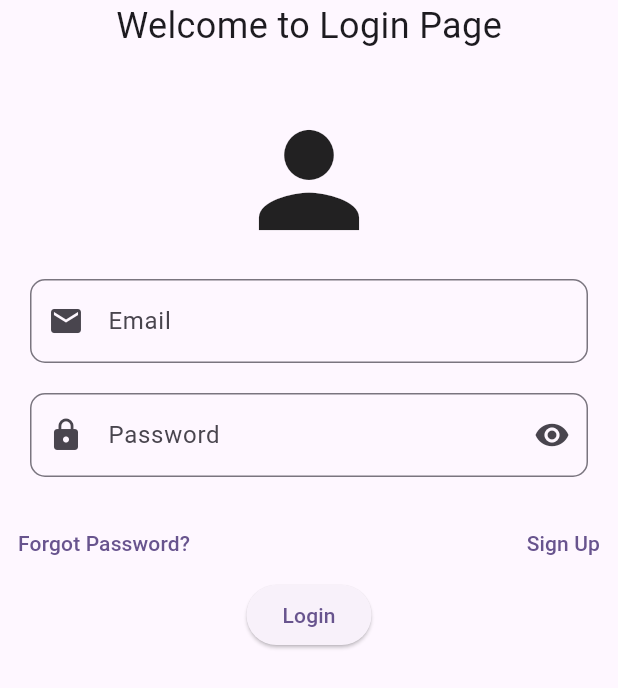
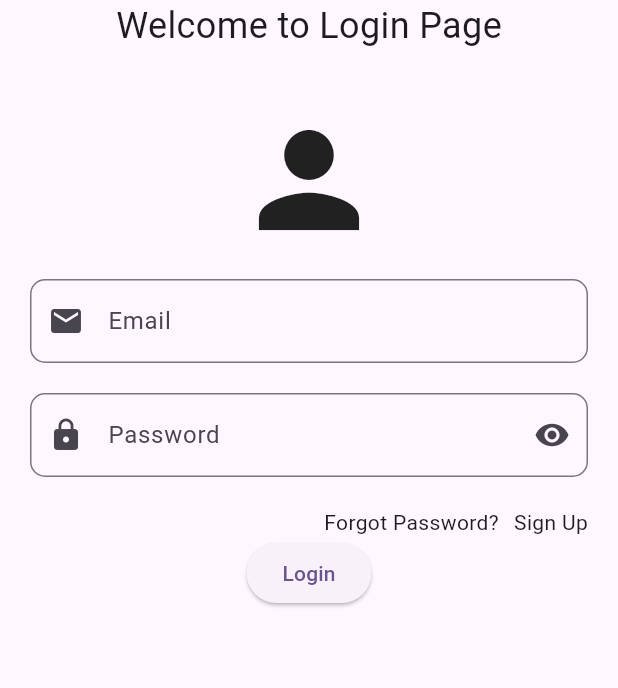
Before and after one commit to isafty/our_market, a Flutter app: the screen it shows after launch, on a phone screen of 412 x 824 dp. Shown: the top 688 px of the screen. Run offline on Flutter 3.47's test engine with Material 3 defaults, Android fonts, the phone set to English and light mode, and no system bars.

Commit message:
create custom text button

```diff
--- /dev/null
+++ b/lib/core/widget/customtextbutton.dart
@@ -0,0 +1,12 @@
+import 'package:flutter/material.dart';
+
+class CustomTextButton extends StatelessWidget {
+  final String textb;
+  final VoidCallback? onTap;
+  const CustomTextButton({super.key, required this.textb, this.onTap});
+
+  @override
+  Widget build(BuildContext context) {
+    return InkWell(onTap: onTap, child: Text(textb));
+  }
+}
--- a/lib/view/auth/ui/login_view.dart
+++ b/lib/view/auth/ui/login_view.dart
@@ -1,4 +1,5 @@
 import 'package:flutter/material.dart';
+import 'package:new_app_1/core/widget/customtextbutton.dart';
 import 'package:new_app_1/core/widget/textformfield1.dart';
 
 class LoginView extends StatelessWidget {
@@ -30,13 +31,14 @@ class LoginView extends StatelessWidget {
           ),
           SizedBox(height: 20),
           Row(
-            mainAxisAlignment: MainAxisAlignment.spaceBetween,
+            mainAxisAlignment: MainAxisAlignment.end,
             children: [
-              TextButton(onPressed: () {}, child: Text("Forgot Password?")),
-              TextButton(onPressed: () {}, child: Text("Sign Up")),
+              CustomTextButton(textb: "Forgot Password?", onTap: () {}),
+              SizedBox(width: 10),
+              CustomTextButton(textb: "Sign Up", onTap: () {}),
+              SizedBox(width: 20),
             ],
           ),
-
           ElevatedButton(onPressed: () {}, child: Text("Login")),
         ],
       ),
```
